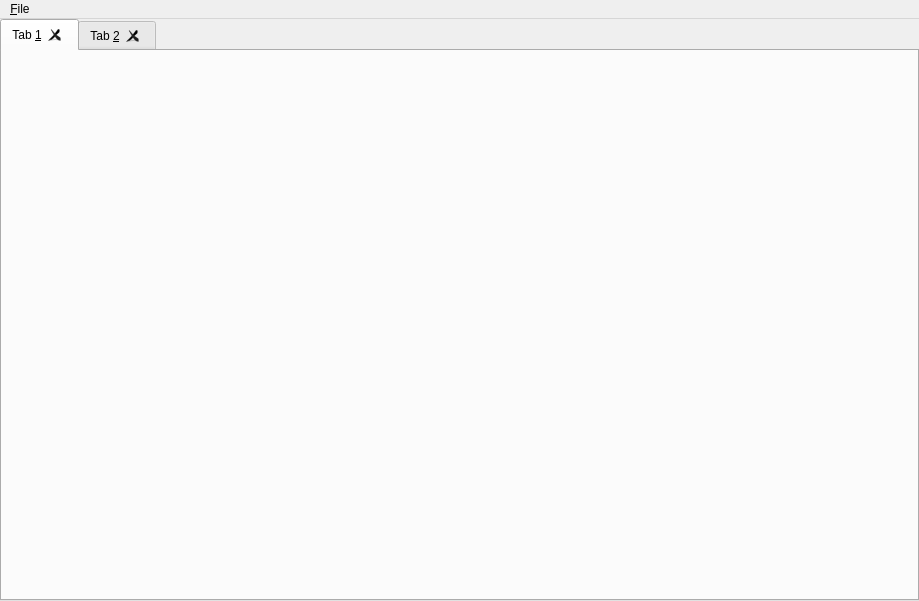
domi4484/ZumMaschine, file OffertenRechner/Source/src/MainWindow.ui: the form before one commit.
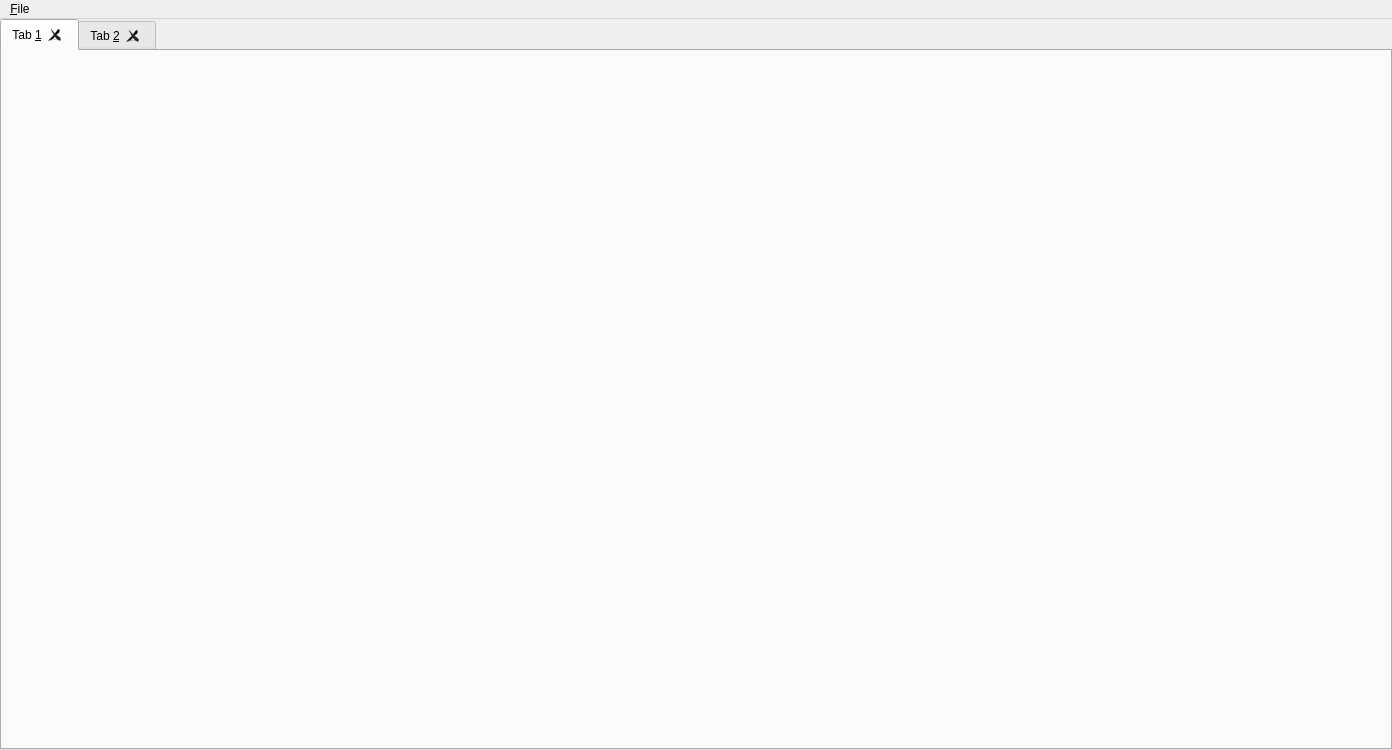
The form after the commit. Icons and pictures are not drawn.

Patch:
```diff
--- a/OffertenRechner/Source/src/MainWindow.ui
+++ b/OffertenRechner/Source/src/MainWindow.ui
@@ -6,8 +6,8 @@
    <rect>
     <x>0</x>
     <y>0</y>
-    <width>919</width>
-    <height>601</height>
+    <width>1392</width>
+    <height>750</height>
    </rect>
   </property>
   <property name="windowTitle">
@@ -54,8 +54,8 @@
     <rect>
      <x>0</x>
      <y>0</y>
-     <width>919</width>
-     <height>27</height>
+     <width>1392</width>
+     <height>22</height>
     </rect>
    </property>
    <widget class="QMenu" name="menuFile">
```
Left out of the diff: 20 changed lines with no effect on the pictures.
